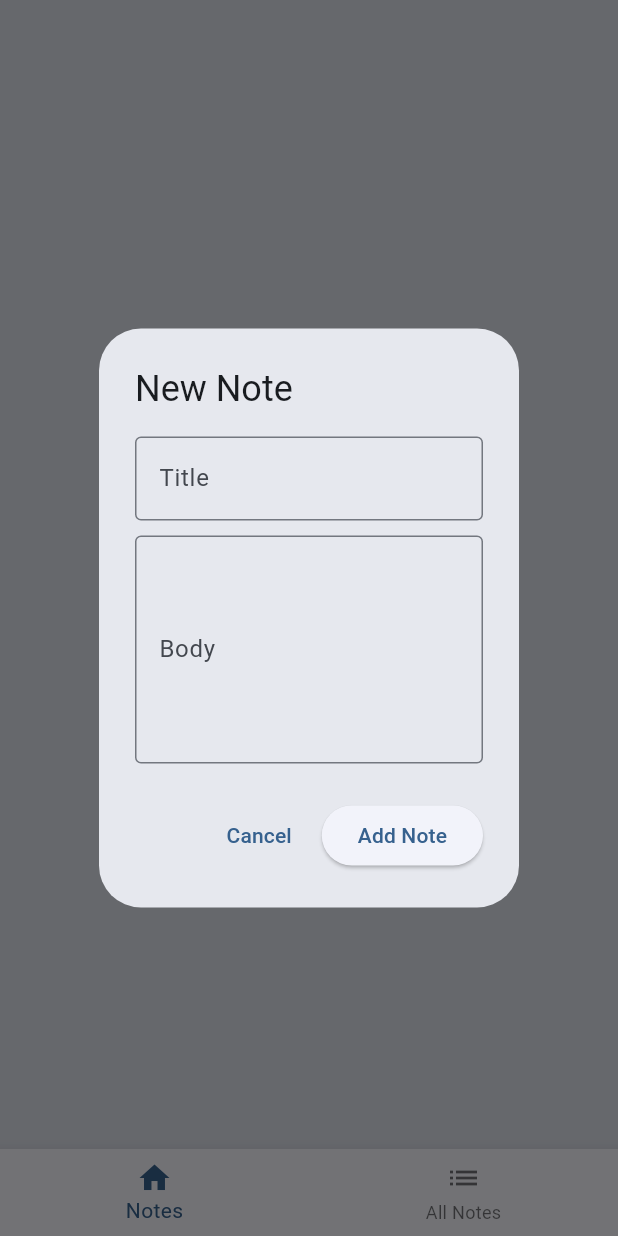
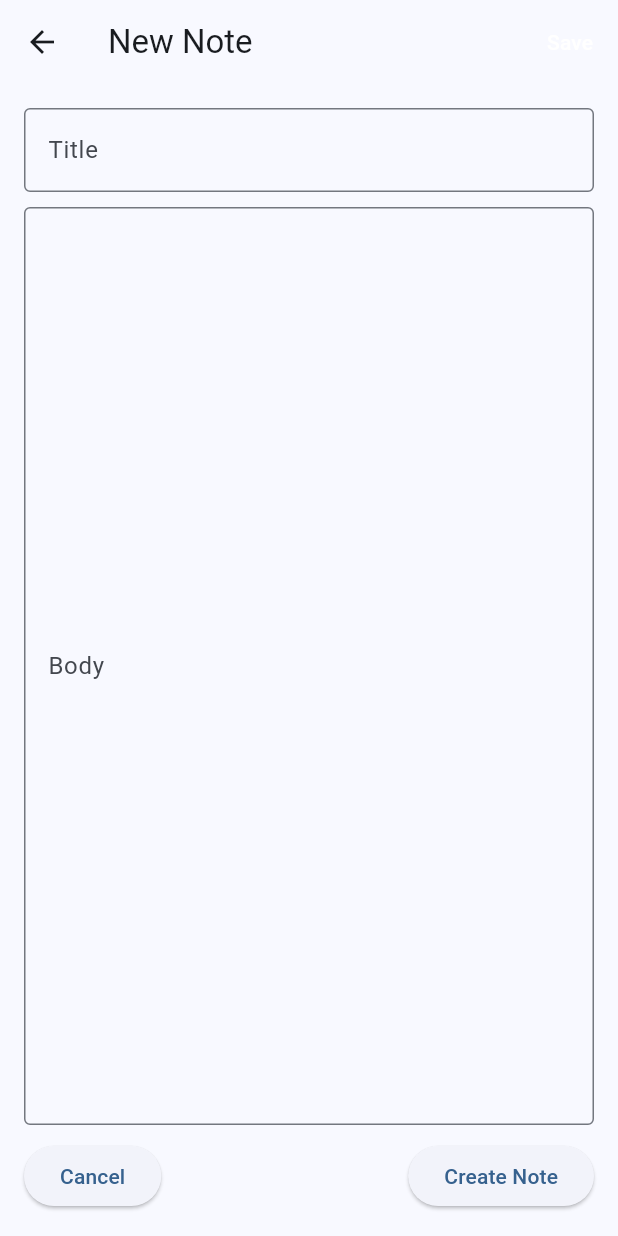
Before and after one commit to an-m1/diary_management_app, a Flutter app: the screen it shows after launch, after a tap on "Add Note", on a phone screen of 412 x 824 dp. Run offline on Flutter 3.47's test engine with Material 3 defaults, Android fonts, the phone set to English and light mode, and no system bars.

Commit message:
updated safe area, search bar implementation, updated layout in all notes tab (favourites and all notes have different heading), and other QoL changes.

```diff
--- /dev/null
+++ b/devtools_options.yaml
@@ -0,0 +1,3 @@
+description: This file stores settings for Dart & Flutter DevTools.
+documentation: https://docs.flutter.dev/tools/devtools/extensions#configure-extension-enablement-states
+extensions:
--- a/lib/main.dart
+++ b/lib/main.dart
@@ -117,14 +117,14 @@ class _MyHomePageState extends State<MyHomePage> {
     );
 
     return Scaffold(
-      body: LayoutBuilder(
+      body: SafeArea(
+        child: LayoutBuilder(
           builder: (context, constraints) {
             if (constraints.maxWidth < 450) {
               return Column(
                 children: [
                   Expanded(child: mainArea),
-                SafeArea(
-                  child: BottomNavigationBar(
+                  BottomNavigationBar(
                     items: [
                       BottomNavigationBarItem(
                         icon: Icon(Icons.home),
@@ -141,15 +141,13 @@ class _MyHomePageState extends State<MyHomePage> {
                         selectedIndex = value;
                       });
                     },
-                  ),
                   )
                 ],
               );
             } else {
               return Row(
                 children: [
-                SafeArea(
-                  child: NavigationRail(
+                  NavigationRail(
                     extended: constraints.maxWidth >= 600,
                     destinations: [
                       NavigationRailDestination(
@@ -168,12 +166,12 @@ class _MyHomePageState extends State<MyHomePage> {
                       });
                     },
                   ),
-                ),
                   Expanded(child: mainArea),
                 ],
               );
             }
           },
+        ),
       ),
     );
   }
@@ -183,18 +181,37 @@ class NotesPage extends StatelessWidget {
   @override
   Widget build(BuildContext context) {
     var diaryState = context.watch<DiaryState>();
+    var recentNotes = diaryState.sortedNotes.take(8).toList();
 
-    return Center(
-      child: Column(
-        mainAxisAlignment: MainAxisAlignment.center,
+    return Column(
+      crossAxisAlignment: CrossAxisAlignment.start,
       children: [
+        if (recentNotes.isNotEmpty)
+          Padding(
+            padding: const EdgeInsets.all(18.0),
+            child: Center(
+              child: Text(
+                'Your Recent Notes',
+                style: TextStyle(fontSize: 18, fontWeight: FontWeight.bold),
+              ),
+            ),
+          ),
+        if (recentNotes.isEmpty)
           Expanded(
-            flex: 3,
+            child: Center(
+              child: Text(
+                'Create a new note to get started',
+                style: TextStyle(fontSize: 16, color: Colors.black45),
+              ),
+            ),
+          )
+        else
+          Expanded(
             child: ListView.builder(
-              reverse: true,
-              itemCount: diaryState.notes.length,
+              padding: EdgeInsets.all(8.0),
+              itemCount: recentNotes.length,
               itemBuilder: (context, index) {
-                var note = diaryState.notes[index];
+                var note = recentNotes[index];
                 return ListTile(
                   title: Text(note.title),
                   subtitle: Text(DateFormat('yyyy-MM-dd HH:mm').format(note.modified)),
@@ -210,54 +227,16 @@ class NotesPage extends StatelessWidget {
                       IconButton(
                         icon: Icon(Icons.edit),
                         onPressed: () {
-                          showDialog(
-                            context: context,
-                            builder: (BuildContext context) {
-                              final TextEditingController _titleController = TextEditingController(text: note.title);
-                              final TextEditingController _bodyController = TextEditingController(text: note.body);
-
-                              return AlertDialog(
-                                title: Text('Edit Note'),
-                                content: Column(
-                                  mainAxisSize: MainAxisSize.min,
-                                  children: [
-                                    TextField(
-                                      controller: _titleController,
-                                      decoration: InputDecoration(
-                                        border: OutlineInputBorder(),
-                                        labelText: 'Title',
+                          Navigator.push(
+                            context,
+                            MaterialPageRoute(
+                              builder: (context) => NoteEditor(
+                                note: note,
+                                onSave: (newTitle, newBody) {
+                                  diaryState.updateNote(note, newTitle, newBody);
+                                },
                               ),
                             ),
-                                    SizedBox(height: 10),
-                                    TextField(
-                                      controller: _bodyController,
-                                      decoration: InputDecoration(
-                                        border: OutlineInputBorder(),
-                                        labelText: 'Body',
-                                      ),
-                                      maxLines: 5,
-                                    ),
-                                  ],
-                                ),
-                                actions: [
-                                  TextButton(
-                                    onPressed: () {
-                                      Navigator.of(context).pop();
-                                    },
-                                    child: Text('Cancel'),
-                                  ),
-                                  ElevatedButton(
-                                    onPressed: () {
-                                      if (_titleController.text.isNotEmpty && _bodyController.text.isNotEmpty) {
-                                        diaryState.updateNote(note, _titleController.text, _bodyController.text);
-                                        Navigator.of(context).pop();
-                                      }
-                                    },
-                                    child: Text('Save'),
-                                  ),
-                                ],
-                              );
-                            },
                           );
                         },
                       ),
@@ -273,82 +252,81 @@ class NotesPage extends StatelessWidget {
               },
             ),
           ),
-          SizedBox(height: 10),
-          ElevatedButton(
+        Padding(
+          padding: const EdgeInsets.symmetric(vertical: 8.0),
+          child: Center(
+            child: ElevatedButton(
               onPressed: () {
-              showDialog(
-                context: context,
-                builder: (BuildContext context) {
-                  final TextEditingController _titleController = TextEditingController();
-                  final TextEditingController _bodyController = TextEditingController();
-
-                  return AlertDialog(
-                    title: Text('New Note'),
-                    content: SingleChildScrollView(
-                      child: Column(
-                        mainAxisSize: MainAxisSize.min,
-                        children: [
-                          TextField(
-                            controller: _titleController,
-                            decoration: InputDecoration(
-                              border: OutlineInputBorder(),
-                              labelText: 'Title',
+                Navigator.push(
+                  context,
+                  MaterialPageRoute(
+                    builder: (context) => NoteEditor(
+                      onSave: (title, body) {
+                        diaryState.addNote(title, body);
+                      },
                     ),
                   ),
-                          SizedBox(height: 10),
-                          TextField(
-                            controller: _bodyController,
-                            decoration: InputDecoration(
-                              border: OutlineInputBorder(),
-                              labelText: 'Body',
-                            ),
-                            maxLines: 5,
-                          ),
-                        ],
-                      ),
-                    ),
-                    actions: [
-                      TextButton(
-                        onPressed: () {
-                          Navigator.of(context).pop();
-                        },
-                        child: Text('Cancel'),
-                      ),
-                      ElevatedButton(
-                        onPressed: () {
-                          if (_titleController.text.isNotEmpty && _bodyController.text.isNotEmpty) {
-                            diaryState.addNote(
-                              _titleController.text,
-                              _bodyController.text,
-                            );
-                            Navigator.of(context).pop();
-                          }
-                        },
-                        child: Text('Add Note'),
-                      ),
-                    ],
-                  );
-                },
                 );
               },
               child: Text('Add Note'),
             ),
-          Spacer(flex: 2),
+          ),
+        ),
       ],
-      ),
     );
   }
 }
 
-class AllNotesPage extends StatelessWidget {
+class AllNotesPage extends StatefulWidget {
+  @override
+  State<AllNotesPage> createState() => _AllNotesPageState();
+}
+
+class _AllNotesPageState extends State<AllNotesPage> {
+  String searchQuery = '';
+
   @override
   Widget build(BuildContext context) {
     var diaryState = context.watch<DiaryState>();
+    var favoriteNotes = diaryState.sortedNotes.where((note) => note.isFavorite).toList();
+    var otherNotes = diaryState.sortedNotes.where((note) => !note.isFavorite).toList();
+    var filteredFavorites = favoriteNotes
+        .where((note) => note.title.contains(searchQuery) || note.body.contains(searchQuery))
+        .toList();
+    var filteredOtherNotes = otherNotes
+        .where((note) => note.title.contains(searchQuery) || note.body.contains(searchQuery))
+        .toList();
 
-    return ListView(
-      padding: const EdgeInsets.all(16.0),
-      children: diaryState.sortedNotes.map((note) {
-        return ListTile(
+    return Column(
+      children: [
+        Padding(
+          padding: const EdgeInsets.all(8.0),
+          child: TextField(
+            onChanged: (value) {
+              setState(() {
+                searchQuery = value;
+              });
+            },
+            decoration: InputDecoration(
+              prefixIcon: Icon(Icons.search),
+              hintText: 'Search notes...',
+              border: OutlineInputBorder(),
+            ),
+          ),
+        ),
+        Expanded(
+          child: ListView(
+            padding: const EdgeInsets.all(8.0),
+            children: [
+              if (filteredFavorites.isNotEmpty)
+                Padding(
+                  padding: const EdgeInsets.symmetric(vertical: 8.0),
+                  child: Text(
+                    'Your Favorites',
+                    style: TextStyle(fontSize: 18, fontWeight: FontWeight.bold),
+                  ),
+                ),
+              ...filteredFavorites.map((note) => ListTile(
                     title: Text(note.title),
                     subtitle: Column(
                       crossAxisAlignment: CrossAxisAlignment.start,
@@ -361,7 +339,7 @@ class AllNotesPage extends StatelessWidget {
                       mainAxisSize: MainAxisSize.min,
                       children: [
                         IconButton(
-                icon: Icon(note.isFavorite ? Icons.favorite : Icons.favorite_border),
+                          icon: Icon(Icons.favorite),
                           onPressed: () {
                             diaryState.toggleFavorite(note);
                           },
@@ -369,56 +347,16 @@ class AllNotesPage extends StatelessWidget {
                         IconButton(
                           icon: Icon(Icons.edit),
                           onPressed: () {
-                  showDialog(
-                    context: context,
-                    builder: (BuildContext context) {
-                      final TextEditingController _titleController = TextEditingController(text: note.title);
-                      final TextEditingController _bodyController = TextEditingController(text: note.body);
-
-                      return AlertDialog(
-                        title: Text('Edit Note'),
-                        content: SingleChildScrollView(
-                          child: Column(
-                            mainAxisSize: MainAxisSize.min,
-                            children: [
-                              TextField(
-                                controller: _titleController,
-                                decoration: InputDecoration(
-                                  border: OutlineInputBorder(),
-                                  labelText: 'Title',
+                            Navigator.push(
+                              context,
+                              MaterialPageRoute(
+                                builder: (context) => NoteEditor(
+                                  note: note,
+                                  onSave: (newTitle, newBody) {
+                                    diaryState.updateNote(note, newTitle, newBody);
+                                  },
                                 ),
                               ),
-                              SizedBox(height: 10),
-                              TextField(
-                                controller: _bodyController,
-                                decoration: InputDecoration(
-                                  border: OutlineInputBorder(),
-                                  labelText: 'Body',
-                                ),
-                                maxLines: 5,
-                              ),
-                            ],
-                          ),
-                        ),
-                        actions: [
-                          TextButton(
-                            onPressed: () {
-                              Navigator.of(context).pop();
-                            },
-                            child: Text('Cancel'),
-                          ),
-                          ElevatedButton(
-                            onPressed: () {
-                              if (_titleController.text.isNotEmpty && _bodyController.text.isNotEmpty) {
-                                diaryState.updateNote(note, _titleController.text, _bodyController.text);
-                                Navigator.of(context).pop();
-                              }
-                            },
-                            child: Text('Save'),
-                          ),
-                        ],
-                      );
-                    },
                             );
                           },
                         ),
@@ -430,8 +368,159 @@ class AllNotesPage extends StatelessWidget {
                         ),
                       ],
                     ),
+                  )),
+              if (filteredOtherNotes.isNotEmpty)
+                Padding(
+                  padding: const EdgeInsets.symmetric(vertical: 8.0),
+                  child: Text(
+                    'All Notes',
+                    style: TextStyle(fontSize: 18, fontWeight: FontWeight.bold),
+                  ),
+                ),
+              ...filteredOtherNotes.map((note) => ListTile(
+                    title: Text(note.title),
+                    subtitle: Column(
+                      crossAxisAlignment: CrossAxisAlignment.start,
+                      children: [
+                        Text('Created: ${DateFormat('yyyy-MM-dd HH:mm').format(note.created)}'),
+                        Text('Modified: ${DateFormat('yyyy-MM-dd HH:mm').format(note.modified)}'),
+                      ],
+                    ),
+                    trailing: Row(
+                      mainAxisSize: MainAxisSize.min,
+                      children: [
+                        IconButton(
+                          icon: Icon(Icons.favorite_border),
+                          onPressed: () {
+                            diaryState.toggleFavorite(note);
+                          },
+                        ),
+                        IconButton(
+                          icon: Icon(Icons.edit),
+                          onPressed: () {
+                            Navigator.push(
+                              context,
+                              MaterialPageRoute(
+                                builder: (context) => NoteEditor(
+                                  note: note,
+                                  onSave: (newTitle, newBody) {
+                                    diaryState.updateNote(note, newTitle, newBody);
+                                  },
+                                ),
+                              ),
                             );
-      }).toList(),
+                          },
+                        ),
+                        IconButton(
+                          icon: Icon(Icons.delete),
+                          onPressed: () {
+                            diaryState.deleteNote(note);
+                          },
+                        ),
+                      ],
+                    ),
+                  )),
+              if (filteredFavorites.isEmpty && filteredOtherNotes.isEmpty)
+                Center(
+                  child: Padding(
+                    padding: const EdgeInsets.all(16.0),
+                    child: Text(
+                      'There are no notes to display',
+                      style: TextStyle(fontSize: 16, color: Colors.black45),
+                    ),
+                  ),
+                ),
+            ],
+          ),
+        ),
+      ],
     );
   }
 }
+
+
+class NoteEditor extends StatelessWidget {
+  final Note? note;
+  final Function(String title, String body) onSave;
+
+  NoteEditor({this.note, required this.onSave});
+
+  @override
+  Widget build(BuildContext context) {
+    final TextEditingController titleController =
+        TextEditingController(text: note?.title);
+    final TextEditingController bodyController =
+        TextEditingController(text: note?.body);
+
+    return Scaffold(
+      appBar: AppBar(
+        title: Text(note == null ? 'New Note' : 'Edit Note'),
+        actions: [
+          TextButton(
+            onPressed: () {
+              if (titleController.text.isNotEmpty &&
+                  bodyController.text.isNotEmpty) {
+                onSave(titleController.text, bodyController.text);
+                Navigator.pop(context);
+              }
+            },
+            child: Text(
+              'Save',
+              style: TextStyle(color: Colors.white),
+            ),
+          )
+        ],
+      ),
+      body: SafeArea(
+        child: Padding(
+          padding: const EdgeInsets.all(16.0),
+          child: Column(
+            children: [
+              TextField(
+                controller: titleController,
+                decoration: InputDecoration(
+                  border: OutlineInputBorder(),
+                  labelText: 'Title',
+                ),
+              ),
+              SizedBox(height: 10),
+              Expanded(
+                child: TextField(
+                  controller: bodyController,
+                  decoration: InputDecoration(
+                    border: OutlineInputBorder(),
+                    labelText: 'Body',
+                  ),
+                  maxLines: null,
+                  expands: true,
+                ),
+              ),
+              SizedBox(height: 10),
+              Row(
+                mainAxisAlignment: MainAxisAlignment.spaceBetween,
+                children: [
+                  ElevatedButton(
+                    onPressed: () {
+                      Navigator.pop(context);
+                    },
+                    child: Text('Cancel'),
+                  ),
+                  ElevatedButton(
+                    onPressed: () {
+                      if (titleController.text.isNotEmpty &&
+                          bodyController.text.isNotEmpty) {
+                        onSave(titleController.text, bodyController.text);
+                        Navigator.pop(context);
+                      }
+                    },
+                    child: Text(note == null ? 'Create Note' : 'Save Note'),
+                  ),
+                ],
+              ),
+            ],
+          ),
+        ),
+      ),
+    );
+  }
+}
```
Lines whose indentation alone changed are shown as unchanged.
